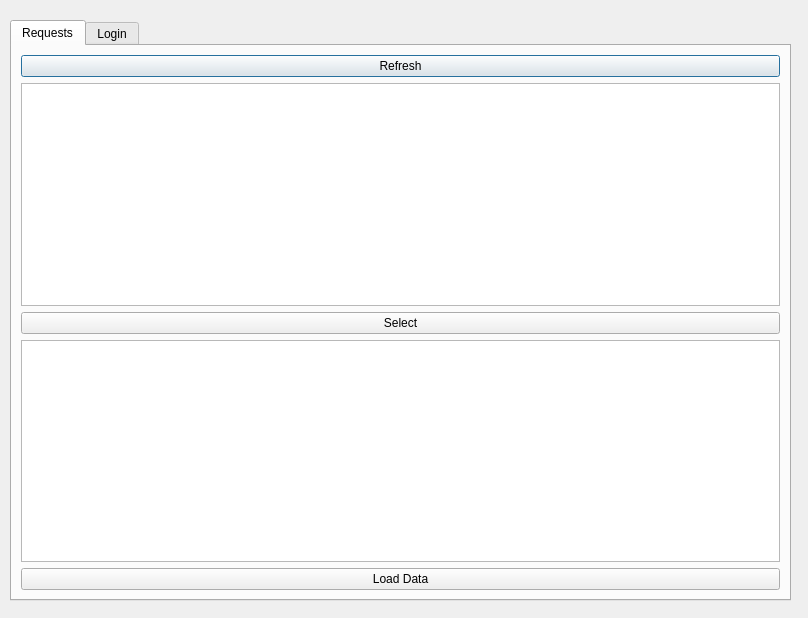
The window that plugin/dialog.ui (nasa/AppEEARS-QGIS-Plugin) describes before a commit, drawn with Qt 5.
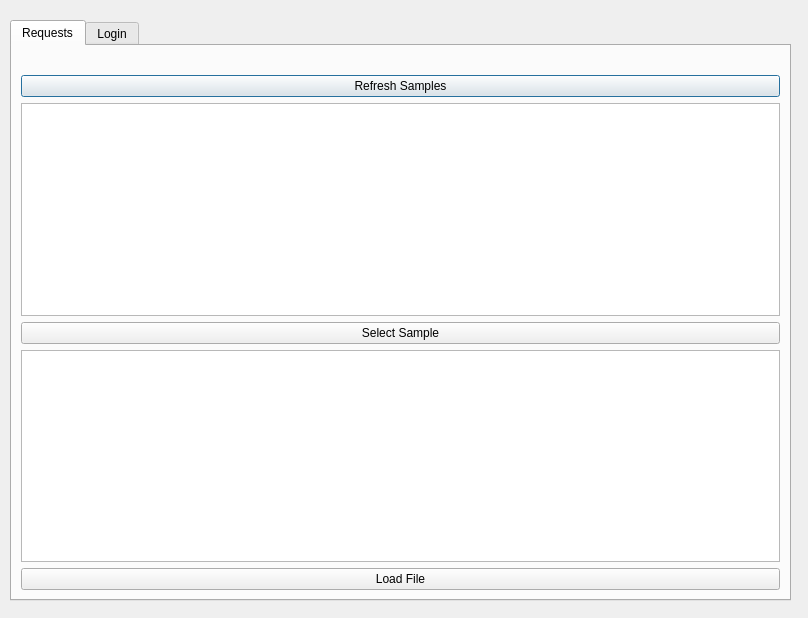
The same window after the commit. The open tabs and pages were chosen to show the change.

Commit message: [LPDA-5052] Added intro to 'Requests' tab.

```diff
--- a/plugin/dialog.ui
+++ b/plugin/dialog.ui
@@ -43,6 +43,10 @@
     </attribute>
     <layout class="QGridLayout" name="gridLayout_2">
      <item row="0" column="0">
+       <widget class="QLabel" name="requests_intro">
+       </widget>
+     </item>
+     <item row="1" column="0">
       <layout class="QGridLayout" name="task_gridLayout">
        <property name="sizeConstraint">
         <enum>QLayout::SetFixedSize</enum>
@@ -50,35 +54,35 @@
        <item row="0" column="0">
         <widget class="QPushButton" name="refresh_pushButton">
          <property name="text">
-          <string>Refresh</string>
+          <string>Refresh Samples</string>
          </property>
         </widget>
        </item>
       </layout>
      </item>
-     <item row="1" column="0">
-      <widget class="QTableWidget" name="task_tableWidget"/>
-     </item>
      <item row="2" column="0">
+      <widget class="QTableWidget" name="task_tableWidget"/>
+     </item>
+     <item row="3" column="0">
       <layout class="QGridLayout" name="bundle_gridLayout">
        <item row="0" column="0">
         <widget class="QPushButton" name="select_pushButton">
          <property name="text">
-          <string>Select</string>
+          <string>Select Sample</string>
          </property>
         </widget>
        </item>
       </layout>
      </item>
-     <item row="3" column="0">
-      <widget class="QTableWidget" name="bundle_tableWidget"/>
-     </item>
      <item row="4" column="0">
+      <widget class="QTableWidget" name="bundle_tableWidget"/>
+     </item>
+     <item row="5" column="0">
       <layout class="QGridLayout" name="load_button_gridLayout">
        <item row="1" column="0">
         <widget class="QPushButton" name="load_data_pushButton">
          <property name="text">
-          <string>Load Data</string>
+          <string>Load File</string>
          </property>
         </widget>
        </item>
```
Left out of the diff: 2 changed lines with no effect on the pictures. The commit also changes 1 other file.
